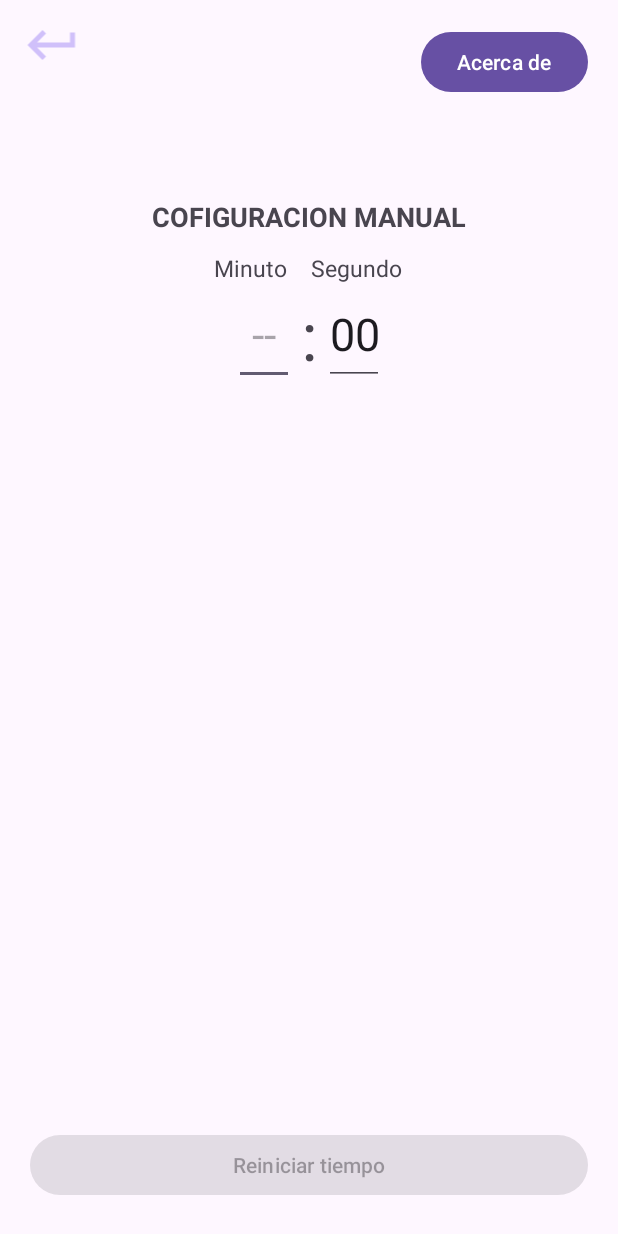
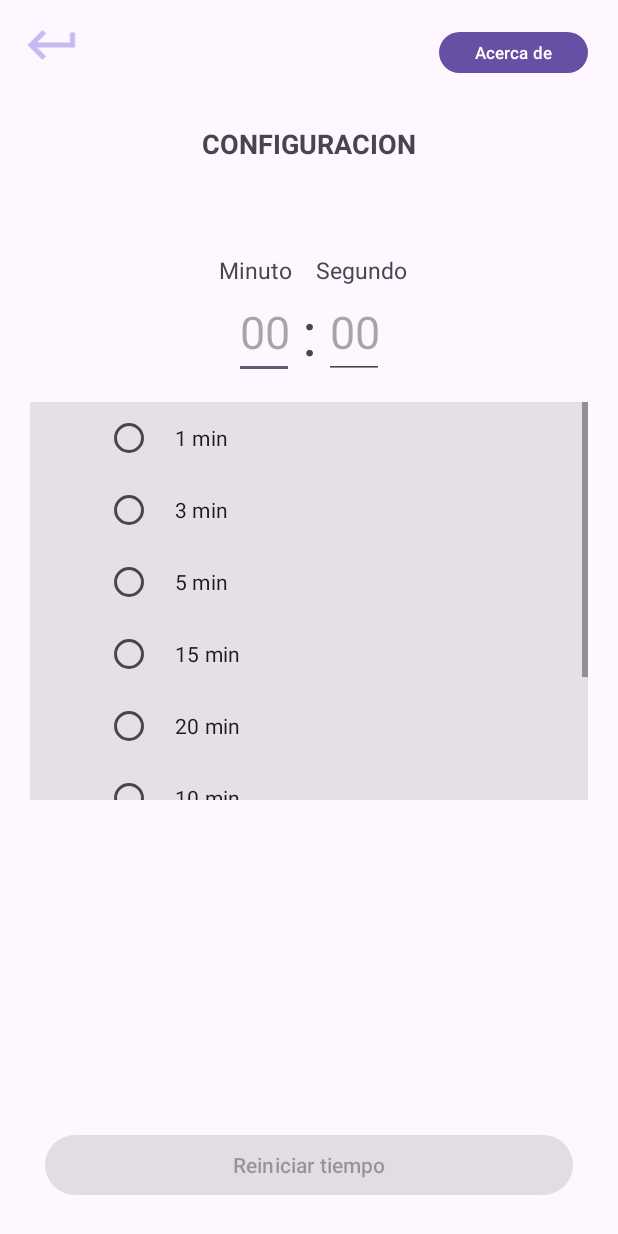
Before and after one commit to efrainsalzar/TemporizadorChess, an Android app: the Configuracion screen opened directly, with no data from a screen before it, on a phone screen of 412 x 824 dp. Run offline under Robolectric (Android 15) with nearby library versions, the phone set to English and light mode, and no system bars.

Commit message:
avance Configuracion --- medio dudoso aplicar

```diff
--- a/app/src/main/java/com/example/temporizadorchess/Configuracion.kt
+++ b/app/src/main/java/com/example/temporizadorchess/Configuracion.kt
@@ -32,10 +32,7 @@ class Configuracion : AppCompatActivity() {
         btnnewTiempo.isEnabled = false
 
 
-        //mandar directo al textoSegundo
-        FocusTextSegundo(/*idMinuto,*/ idSegundo)
-        //validar que si se escribio datos
-        ValidarDatos(btnnewTiempo, idMinuto)
+
 
 
         //click acercade
@@ -54,20 +51,28 @@ class Configuracion : AppCompatActivity() {
 
         retorno.setOnClickListener { finish() }
 
+
+        //mandar directo al textoSegundo
+        FocusTextSegundo(idMinuto, idSegundo)
+        //validar que si se escribio datos
+        ValidarMinutos(btnnewTiempo, idMinuto)
+        //validad segundos
+        ValidarSegundos(idSegundo)
+
     }
 
-    private fun FocusTextSegundo(/*_idMinuto: EditText, */_idSegundo: EditText) {
-        //_idMinuto.setOnEditorActionListener { _, _, _ ->
+    private fun FocusTextSegundo(_idMinuto: EditText, _idSegundo: EditText) {
+        _idMinuto.setOnEditorActionListener { _, _, _ ->
         //poner en focus
-        //_idSegundo.requestFocus()
+        _idSegundo.requestFocus()
         //poner ceros predeterminados
         _idSegundo.setText("00")
         //dar bandera  de "si vete alli"
-        //true
-        //}
+        true
+        }
     }
 
-    private fun ValidarDatos(_btnnewTime: Button, _idMinuto: EditText) {
+    private fun ValidarMinutos(_btnnewTime: Button, _idMinuto: EditText) {
         val textWatcher = object : TextWatcher {
             override fun beforeTextChanged(s: CharSequence?, start: Int, count: Int, after: Int) {
 
@@ -89,5 +94,24 @@ class Configuracion : AppCompatActivity() {
         _idMinuto.addTextChangedListener(textWatcher)
     }
 
+    private fun ValidarSegundos(_idSegundo:EditText){
+        _idSegundo.addTextChangedListener(object : TextWatcher {
+            override fun beforeTextChanged(s: CharSequence?, start: Int, count: Int, after: Int) {}
+            override fun onTextChanged(s: CharSequence?, start: Int, before: Int, count: Int) {
+                val valueStr = s.toString()
+                if (!valueStr.isNullOrEmpty()) {
+                    val value = valueStr.toInt()
+                    if (value > 59) {
+                        _idSegundo.setText("59")
+                    }
+                }
+            }
+            override fun afterTextChanged(s: Editable?) {}
+        })
+    }
+
+    private fun newSelection(){
+
+    }
 
 }
--- a/app/src/main/java/com/example/temporizadorchess/MainActivity.kt
+++ b/app/src/main/java/com/example/temporizadorchess/MainActivity.kt
@@ -55,18 +55,21 @@ class MainActivity : AppCompatActivity() {
 
 
 
-
+        btStar.isEnabled=false
         //Metodos Click
         radioGroup.setOnCheckedChangeListener { group, checkedId ->
             // obtén la opción seleccionada
             val radioButton = findViewById<RadioButton>(checkedId)
+            btStar.isEnabled=true
             //val opcionSeleccionada = radioButton.id
-            ChessTimer.botonSeleccionado = radioButton.text.toString()
+
 
 
             //Validar Tiempo
             btStar.setOnClickListener{
-                if (checkedId == -1) { } else {
+                if (checkedId == -1) {  } else {
+
+
                     // Se ha seleccionado un botón en el RadioGroup
                     DatosEnvi.nombrePlayer1 = namep1.text.toString()
                     DatosEnvi.nombrePlayer2 = namep2.text.toString()
--- a/app/src/main/res/drawable/return_24.xml
+++ b/app/src/main/res/drawable/return_24.xml
@@ -1,5 +1,5 @@
 <vector android:autoMirrored="true" android:height="24dp"
-    android:tint="#D0C0FA" android:viewportHeight="24"
+    android:tint="#C7B8EF" android:viewportHeight="24"
     android:viewportWidth="24" android:width="24dp" xmlns:android="http://schemas.android.com/apk/res/android">
     <path android:fillColor="#703FEE" android:pathData="M19,7v4H5.83l3.58,-3.59L8,6l-6,6 6,6 1.41,-1.41L5.83,13H21V7z"/>
 </vector>
--- a/app/src/main/res/layout/activity_configuracion.xml
+++ b/app/src/main/res/layout/activity_configuracion.xml
@@ -13,7 +13,7 @@
         android:layout_height="40dp"
         android:src="@drawable/return_24"
         android:layout_marginTop="10dp"
-        android:layout_marginLeft="10dp"
+        android:layout_marginStart="10dp"
         app:layout_constraintEnd_toEndOf="parent"
         app:layout_constraintStart_toStartOf="parent"
         app:layout_constraintTop_toTopOf="parent"
@@ -22,9 +22,10 @@
     <Button
         android:id="@+id/acercadeJuego"
         android:layout_width="wrap_content"
-        android:layout_height="wrap_content"
+        android:layout_height="35dp"
         android:text="Acerca de"
-        android:layout_marginRight="20dp"
+        android:textSize="11sp"
+        android:layout_marginEnd="20dp"
         app:layout_constraintBottom_toBottomOf="parent"
         app:layout_constraintEnd_toEndOf="parent"
         app:layout_constraintTop_toTopOf="parent"
@@ -37,8 +38,8 @@
         android:layout_width="match_parent"
         android:layout_height="wrap_content"
         android:text="Reiniciar tiempo"
-        android:layout_marginRight="20dp"
-        android:layout_marginLeft="20dp"
+        android:layout_marginRight="30dp"
+        android:layout_marginLeft="30dp"
         app:layout_constraintBottom_toBottomOf="parent"
         app:layout_constraintEnd_toEndOf="parent"
         app:layout_constraintHorizontal_bias="0.497"
@@ -50,21 +51,21 @@
         android:id="@+id/textView7"
         android:layout_width="wrap_content"
         android:layout_height="wrap_content"
-        android:text="COFIGURACION MANUAL"
-        android:textSize="18dp"
+        android:text="CONFIGURACION"
+        android:textSize="18sp"
         android:textStyle="bold"
         app:layout_constraintBottom_toTopOf="@+id/linearLayout2"
         app:layout_constraintEnd_toEndOf="parent"
         app:layout_constraintStart_toStartOf="parent"
         app:layout_constraintTop_toTopOf="parent"
-        app:layout_constraintVertical_bias="0.8" />
+        app:layout_constraintVertical_bias="0.5" />
 
     <TextView
         android:id="@+id/textView8"
         android:layout_width="wrap_content"
         android:layout_height="wrap_content"
         android:text="Minuto"
-        android:textSize="15dp"
+        android:textSize="15sp"
         app:layout_constraintBottom_toTopOf="@+id/linearLayout2"
         app:layout_constraintEnd_toStartOf="@+id/textView9"
         app:layout_constraintHorizontal_bias="0.9"
@@ -79,10 +80,10 @@
         android:layout_width="wrap_content"
         android:layout_height="wrap_content"
         android:text="Segundo"
-        android:textSize="15dp"
+        android:textSize="15sp"
         app:layout_constraintBottom_toTopOf="@+id/linearLayout2"
         app:layout_constraintEnd_toEndOf="parent"
-        app:layout_constraintHorizontal_bias="0.59"
+        app:layout_constraintHorizontal_bias="0.599"
         app:layout_constraintStart_toStartOf="parent"
         app:layout_constraintTop_toBottomOf="@+id/textView7"
         app:layout_constraintVertical_bias="1" />
@@ -106,10 +107,10 @@
             android:layout_height="match_parent"
             android:layout_weight="2"
             android:gravity="center"
-            android:hint="--"
+            android:hint="00"
             android:inputType="number"
             android:maxLength="2"
-            android:textSize="30dp" />
+            android:textSize="30sp" />
 
         <TextView
             android:id="@+id/textView6"
@@ -118,7 +119,7 @@
             android:layout_weight="1"
             android:gravity="center"
             android:text=":"
-            android:textSize="45dp" />
+            android:textSize="40sp" />
 
         <EditText
             android:id="@+id/editSegundos"
@@ -126,16 +127,93 @@
             android:layout_height="match_parent"
             android:layout_weight="2"
             android:gravity="center"
-            android:hint="--"
+            android:hint="00"
             android:inputType="number"
             android:maxLength="2"
-            android:textSize="30dp" />
+            android:textSize="30sp" />
 
     </LinearLayout>
 
 
+    <ScrollView
+        android:layout_width="match_parent"
+        android:layout_height="265dp"
+        android:layout_marginLeft="20dp"
+        android:layout_marginRight="20dp"
+        android:background="#19000000"
+        android:orientation="vertical"
+
+        app:layout_constraintBottom_toBottomOf="parent"
+        app:layout_constraintEnd_toEndOf="parent"
+        app:layout_constraintStart_toStartOf="parent"
+        app:layout_constraintTop_toBottomOf="@+id/linearLayout2"
+        app:layout_constraintVertical_bias="0.05">
+
+        <RadioGroup
+            android:id="@+id/MinutosVerif"
+            android:layout_width="match_parent"
+            android:layout_height="wrap_content"
+            android:layout_marginLeft="50dp"
+            android:layout_marginRight="50dp"
+            app:layout_constraintBottom_toBottomOf="parent"
+            app:layout_constraintEnd_toEndOf="parent"
+            app:layout_constraintHorizontal_bias="0.12"
+            app:layout_constraintStart_toStartOf="parent"
+            app:layout_constraintTop_toTopOf="parent"
+            app:layout_constraintVertical_bias="0.5">
+
+            <RadioButton
+                android:id="@+id/unMinuto"
+                android:layout_width="match_parent"
+                android:layout_height="wrap_content"
+                android:text="    1 min" />
 
 
 
+            <RadioButton
+                android:id="@+id/tresMinutos"
+                android:layout_width="match_parent"
+                android:layout_height="wrap_content"
+                android:text="    3 min"
+                android:elevation="20dp"/>
+
+            <RadioButton
+                android:id="@+id/cincoMinutos"
+                android:layout_width="match_parent"
+                android:layout_height="wrap_content"
+                android:text="    5 min" />
+            <RadioButton
+                android:id="@+id/quinceMinutos"
+                android:layout_width="match_parent"
+                android:layout_height="wrap_content"
+                android:text="    15 min" />
+            <RadioButton
+                android:id="@+id/veinteMinutos"
+                android:layout_width="match_parent"
+                android:layout_height="wrap_content"
+                android:text="    20 min" />
+
+            <RadioButton
+                android:id="@+id/diezMinutos"
+                android:layout_width="match_parent"
+                android:layout_height="wrap_content"
+                android:text="    10 min" />
+
+            <RadioButton
+                android:id="@+id/treintaMinutos"
+                android:layout_width="match_parent"
+                android:layout_height="wrap_content"
+                android:text="    30 min" />
+            <RadioButton
+                android:id="@+id/cuarentaMinutos"
+                android:layout_width="match_parent"
+                android:layout_height="wrap_content"
+                android:text="    40 min" />
+
+        </RadioGroup>
+
+
+    </ScrollView>
+
 
 </androidx.constraintlayout.widget.ConstraintLayout>
--- a/app/src/main/res/layout/activity_main.xml
+++ b/app/src/main/res/layout/activity_main.xml
@@ -82,8 +82,10 @@
 
     <RadioGroup
         android:id="@+id/MinutosVerif"
-        android:layout_width="100dp"
+        android:layout_width="match_parent"
         android:layout_height="wrap_content"
+        android:layout_marginLeft="30dp"
+        android:layout_marginRight="20dp"
         app:layout_constraintBottom_toBottomOf="parent"
         app:layout_constraintEnd_toEndOf="parent"
         app:layout_constraintHorizontal_bias="0.12"
@@ -95,25 +97,26 @@
             android:id="@+id/tresMinutos"
             android:layout_width="match_parent"
             android:layout_height="wrap_content"
-            android:text="3 min" />
+            android:text="    3 min"
+            android:elevation="20dp"/>
 
         <RadioButton
             android:id="@+id/cincoMinutos"
             android:layout_width="match_parent"
             android:layout_height="wrap_content"
-            android:text="5 min" />
+            android:text="    5 min" />
 
         <RadioButton
             android:id="@+id/diezMinutos"
             android:layout_width="match_parent"
             android:layout_height="wrap_content"
-            android:text="10 min" />
+            android:text="    10 min" />
 
         <RadioButton
             android:id="@+id/treintaMinutos"
             android:layout_width="match_parent"
             android:layout_height="wrap_content"
-            android:text="30 min" />
+            android:text="    30 min" />
     </RadioGroup>
 
 
@@ -126,7 +129,7 @@
         app:layout_constraintEnd_toEndOf="parent"
         app:layout_constraintStart_toStartOf="parent"
         app:layout_constraintTop_toTopOf="parent"
-        app:layout_constraintVertical_bias="0.805" />
+        app:layout_constraintVertical_bias="0.9" />
 
 
 </androidx.constraintlayout.widget.ConstraintLayout>
```
